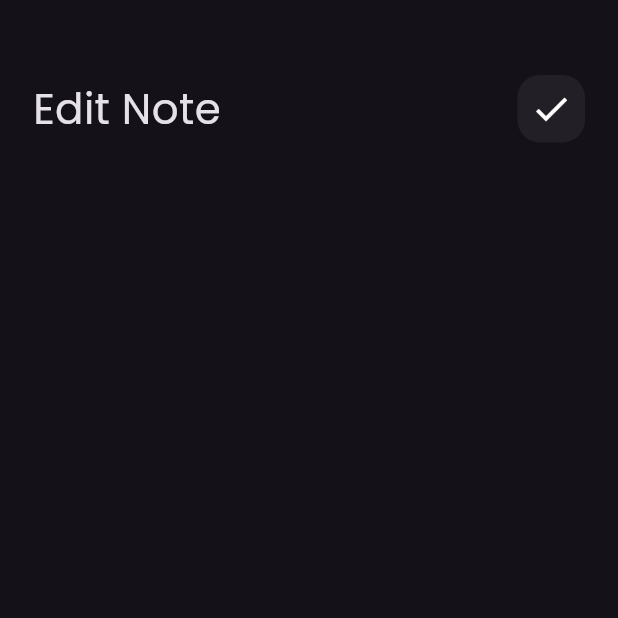
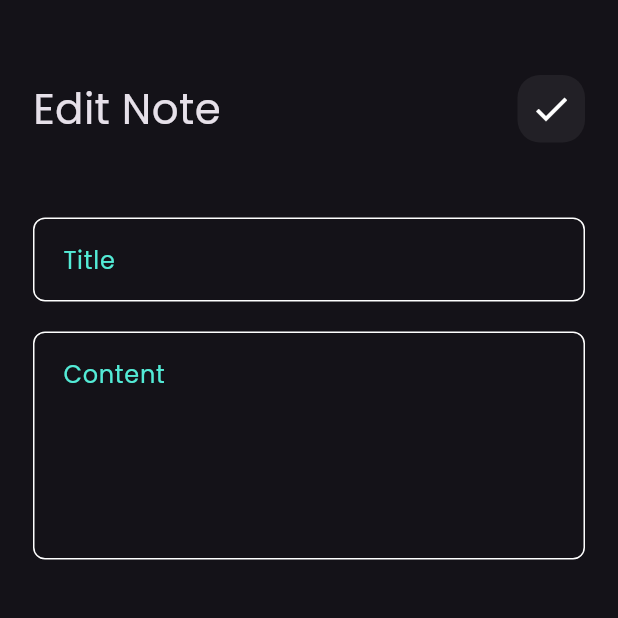
Before and after one commit to MiladnserSB/notes_App, a Flutter app: the EditNoteView screen opened directly, on a phone screen of 412 x 824 dp, the top half of it. Run offline on Flutter 3.47's test engine with Material 3 defaults, Android fonts, the phone set to English and light mode, and no system bars.

Commit message:
edit note view UI

```diff
--- a/lib/widgets/edit_note_view_body.dart
+++ b/lib/widgets/edit_note_view_body.dart
@@ -1,5 +1,6 @@
 import 'package:flutter/material.dart';
 import 'package:learning_project_notes_app/widgets/custom_app_bar.dart';
+import 'package:learning_project_notes_app/widgets/custom_text_field.dart';
 
 class EditNoteViewBody extends StatelessWidget {
   const EditNoteViewBody({super.key});
@@ -17,6 +18,10 @@ class EditNoteViewBody extends StatelessWidget {
             title: 'Edit Note',
             icon: Icons.check,
           ),
+          SizedBox(height: 50,),
+          CustomTextField(hint: 'Title'),
+          SizedBox(height: 20,),
+          CustomTextField(hint: 'Content' , maxLines: 5,),
         ],
       ),
     );
```
